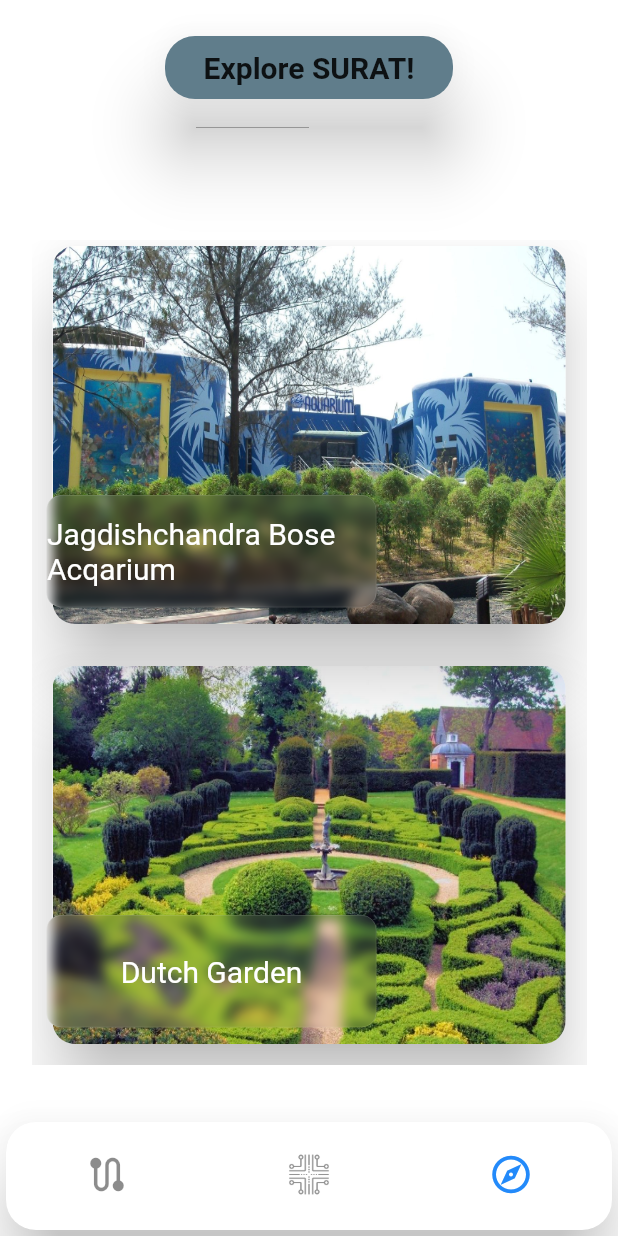
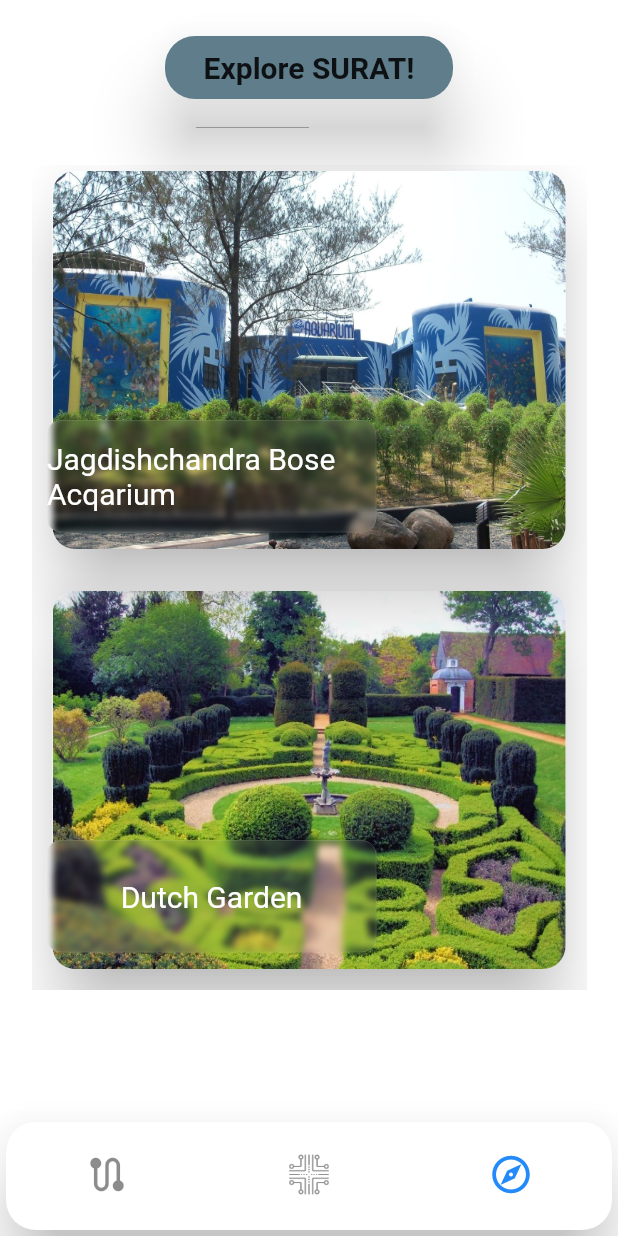
Before and after one commit to JainilRana/SGP-Surat-Transit, a Flutter app: the screen it shows after launch, item 3 of the bottom bar chosen, on a phone screen of 412 x 824 dp. Run offline on Flutter 3.47's test engine with Material 2 defaults, Android fonts, the phone set to English and light mode, and no system bars; drawn by our look-alikes of glassmorphism_ui; our stand-ins replace dropdown_search; missing offline and left inert: dart:ffi; Roboto replaces fonts that are missing (assets/Exo_2); project files that could hold a hidden picture were left out.

```diff
--- a/lib/DATA/exploredata.json
+++ b/lib/DATA/exploredata.json
@@ -35,6 +35,6 @@
             "name":"Vansda National Park",
             "image": "assets/images/vansda_national_park.jpg",
             "data": "Surat Castle, also known as the Old Castle is one of the most prominent heritage monuments of Surat. It was commissioned by Sultan Mahmud III in 1540 to fortify the region against Portuguese invasion. Surat was a port of International importance and an important trade center.\n\n\tBeing the most widely used trade link between India and other countries made it vulnerable to threats from invaders. The Surat Castle was then commissioned and built on the banks of the Tapi River in an area of around 1 acre. This ancient monument is an impeccable example of the powerful architecture of the medieval period.\n\n\tThough there were several attempts to stop the construction of the castle, it still stands tall as a testimony to the rich heritage of Surat. The castle is well-maintained and offers panoramic views of the city and the Arabian Sea."
-  }
+        }
 
 ]
--- a/lib/Screens/ExploreScreen/ThirdScreen.dart
+++ b/lib/Screens/ExploreScreen/ThirdScreen.dart
@@ -103,7 +103,7 @@ class _ExploreScreenState extends State<ExploreScreen> {
                 child: Column(
                   children: [
                     Container(
-                      margin: EdgeInsets.only(top: 90),
+                      margin: EdgeInsets.only(top: 40),
                       child: SizedBox(
                         width: 370,
                         height: 550,
@@ -227,7 +227,7 @@ class Favourites extends StatelessWidget {
               height: 11,
               width: 220,
               child: GlassContainer(
-                blur: 4,
+                blur: 2,
                 child: Center(
                   child: Text(
                     title,
--- a/lib/Screens/ExploreScreen/detail_screen.dart
+++ b/lib/Screens/ExploreScreen/detail_screen.dart
@@ -45,7 +45,7 @@ class DetailScreen extends StatelessWidget {
                               overflow: TextOverflow.clip,
                             ),
                           ),
-                          Spacer(),
+
 
                         ],
                       ),
```
Also changed, not shown: pubspec.lock.
